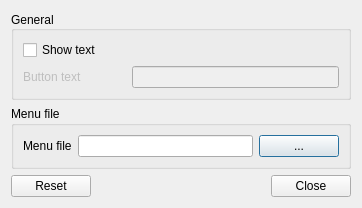
The window that plugin-mainmenu/razormainmenuconfiguration.ui (lxqt/lxqt-panel) describes before a commit, drawn with Qt 5.
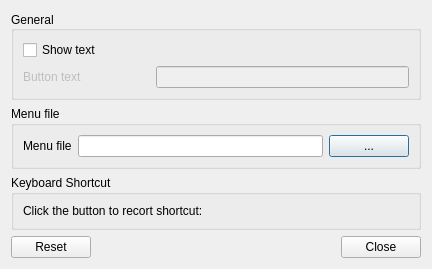
The same window after the commit. Custom widgets are drawn as their Qt base class.

Commit message: implemented #49: keyboard shortcut for main menu

Diff of the .ui file:
```diff
--- a/plugin-mainmenu/razormainmenuconfiguration.ui
+++ b/plugin-mainmenu/razormainmenuconfiguration.ui
@@ -6,8 +6,8 @@
    <rect>
     <x>0</x>
     <y>0</y>
-    <width>362</width>
-    <height>184</height>
+    <width>377</width>
+    <height>269</height>
    </rect>
   </property>
   <property name="windowTitle">
@@ -89,6 +89,32 @@
      </layout>
     </widget>
    </item>
+   <item>
+    <widget class="QGroupBox" name="groupBox">
+     <property name="title">
+      <string>Keyboard Shortcut</string>
+     </property>
+     <layout class="QGridLayout" name="gridLayout_3">
+      <item row="0" column="0">
+       <widget class="QLabel" name="label">
+        <property name="text">
+         <string>Click the button to recort shortcut:</string>
+        </property>
+       </widget>
+      </item>
+      <item row="0" column="1">
+       <widget class="RazorShortcutButton" name="shortcutEd" native="true">
+        <property name="minimumSize">
+         <size>
+          <width>200</width>
+          <height>0</height>
+         </size>
+        </property>
+       </widget>
+      </item>
+     </layout>
+    </widget>
+   </item>
    <item>
     <spacer name="verticalSpacer">
      <property name="orientation">
@@ -114,6 +140,14 @@
    </item>
   </layout>
  </widget>
+ <customwidgets>
+  <customwidget>
+   <class>RazorShortcutButton</class>
+   <extends>QWidget</extends>
+   <header>razorqt/razorshortcutbutton.h</header>
+   <container>1</container>
+  </customwidget>
+ </customwidgets>
  <resources/>
  <connections/>
 </ui>
```
The commit also changes 5 other files.
